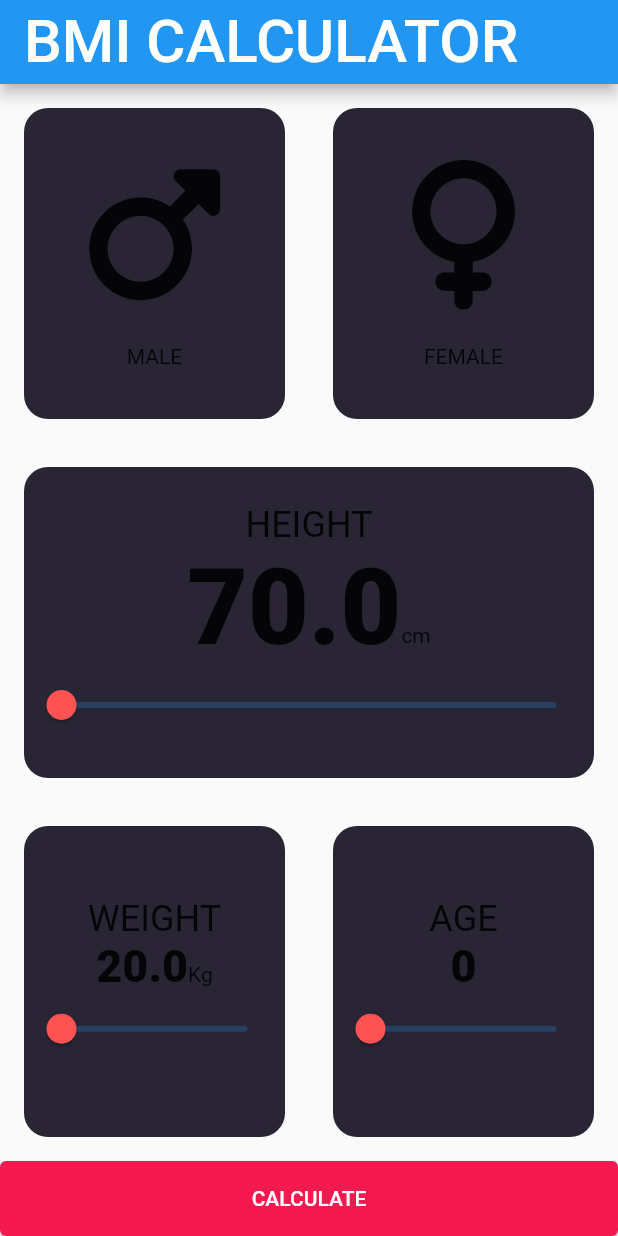
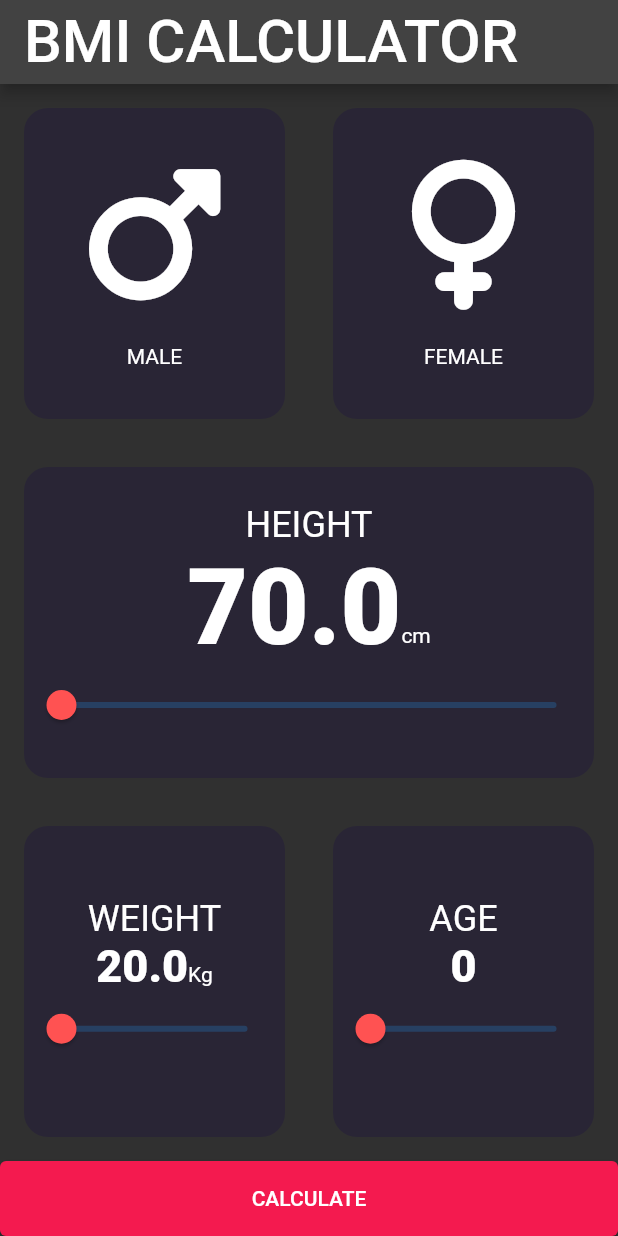
Before and after one commit to codewhite7777/flutter_bootcamp, a Flutter app: the BMI_Screen screen opened directly, on a phone screen of 412 x 824 dp. Run offline on Flutter 3.47's test engine with Material 2 defaults, Android fonts, the phone set to English and light mode, and no system bars; our stand-ins replace audioplayers, font_awesome_flutter.

Commit message:
chore : theme - mainTheme

```diff
--- /dev/null
+++ b/clima/lib/constants/constants.dart
@@ -0,0 +1,4 @@
+import 'package:flutter/material.dart';
+
+//const - theme
+final ThemeData mainTheme = ThemeData.dark().copyWith();
--- a/clima/lib/main.dart
+++ b/clima/lib/main.dart
@@ -1,3 +1,4 @@
+import 'package:clima/constants/constants.dart';
 import 'package:clima/screen/main_screen.dart';
 import 'package:flutter/material.dart';
 
@@ -10,6 +11,7 @@ class MyApp extends StatelessWidget {
   Widget build(BuildContext context) {
     return MaterialApp(
       home: MainScreen(),
+      theme: mainTheme,
     );
   }
 }
```
